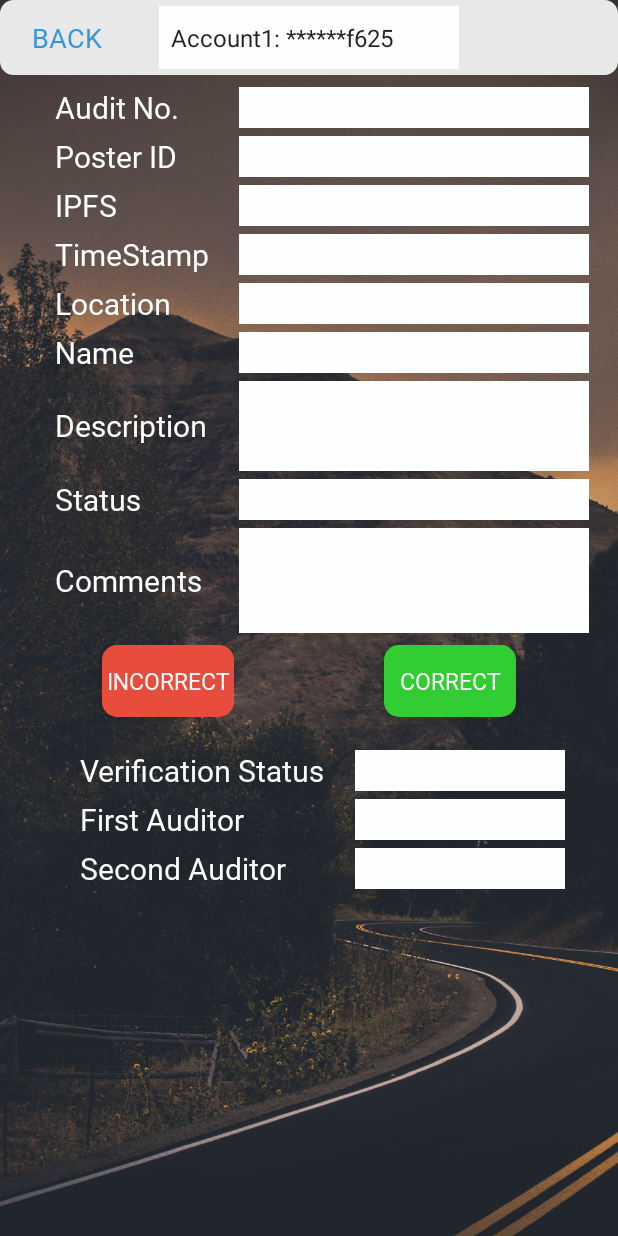
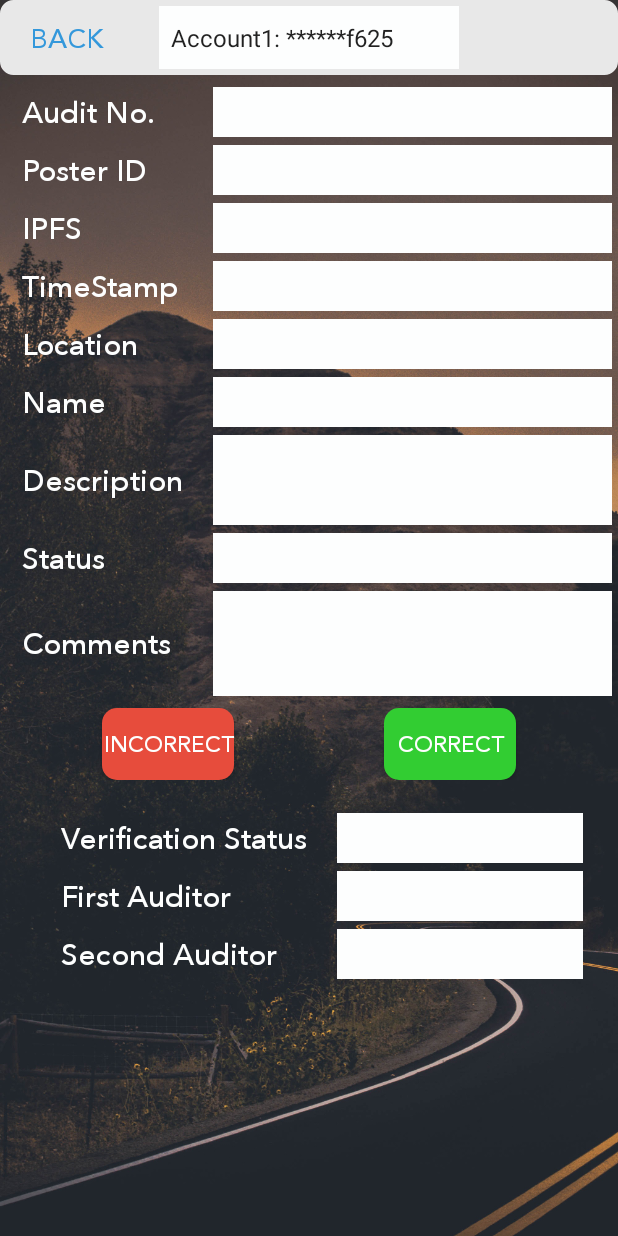
Before and after one commit to SIMBAChain/SIMBA_Android, an Android app: the AuditGalleryActivity screen opened directly, with no data from a screen before it, on a phone screen of 412 x 824 dp. Run offline under Robolectric (Android 15) with nearby library versions, the phone set to English and light mode, and no system bars.

Commit message:
Tweaking the font for readability

```diff
--- a/app/src/main/res/font/fontavenirnext.xml
+++ b/app/src/main/res/font/fontavenirnext.xml
@@ -3,5 +3,5 @@
     <font
         android:fontStyle="normal"
         android:fontWeight="400"
-        android:font="@font/avenir_next" />
+        android:font="@font/avenir_next_medium"/>
 </font-family>
--- a/app/src/main/res/layout/activity_audit_gallery.xml
+++ b/app/src/main/res/layout/activity_audit_gallery.xml
@@ -49,8 +49,8 @@
         android:layout_height="wrap_content"
         android:layout_marginBottom="8dp"
         android:layout_marginTop="8sp"
-        android:layout_marginLeft="0dp"
-        android:layout_marginRight="0dp"
+        android:layout_marginLeft="4dp"
+        android:layout_marginRight="4dp"
         app:layout_constraintBottom_toBottomOf="parent"
         app:layout_constraintEnd_toEndOf="parent"
         app:layout_constraintHorizontal_bias="0.5"
```
Also changed, not shown: app/src/main/res/font/fontavenirnext_bold.xml (added, +7 -0 lines), app/src/main/res/font/avenir_next_bold.ttf (added), app/src/main/res/font/avenir_next_medium.ttf (added).
